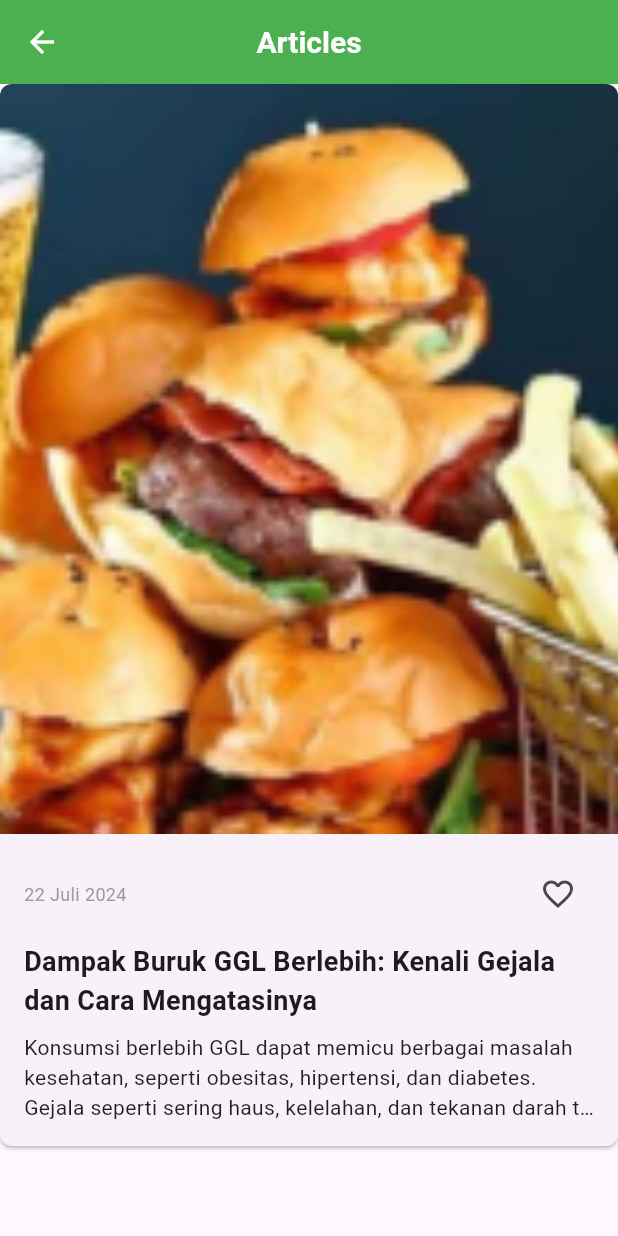
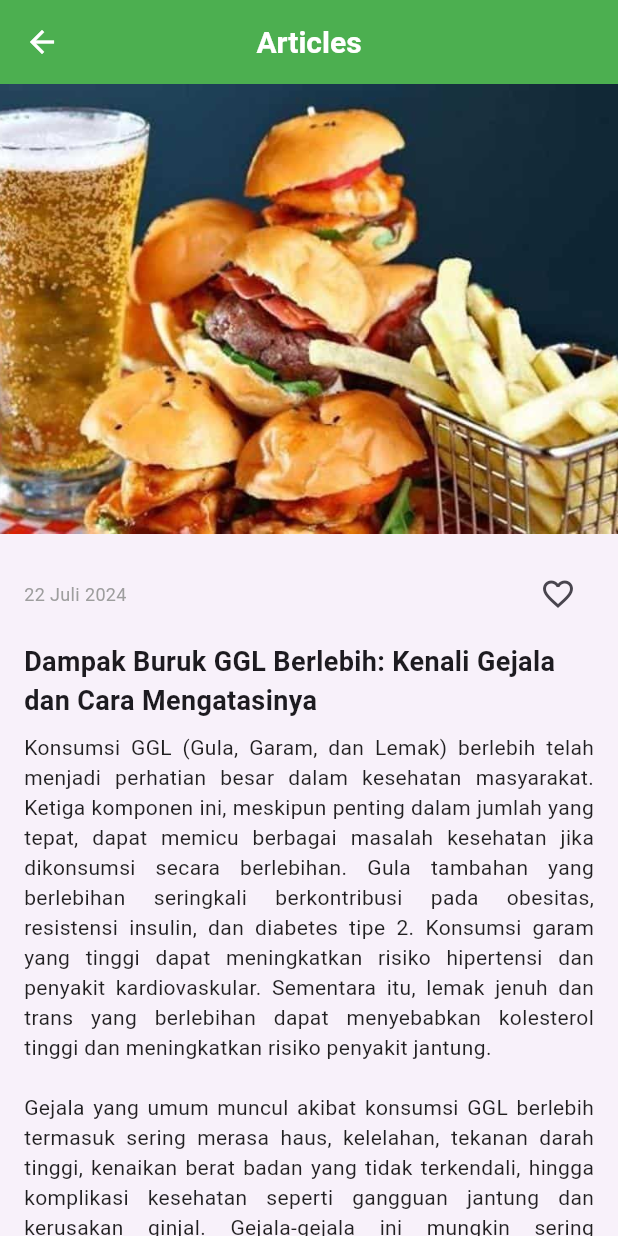
Before and after one commit to nailahazhr/tekber-finalproject, a Flutter app: the ArticlesPage screen opened by its route, on a phone screen of 412 x 824 dp. Run offline on Flutter 3.47's test engine with Material 3 defaults, Android fonts, the phone set to English and light mode, and no system bars; our stand-ins replace easy_date_timeline, syncfusion_flutter_charts, table_calendar.

```diff
--- a/lib/constants/articles_data.dart
+++ b/lib/constants/articles_data.dart
@@ -4,7 +4,11 @@ List<Article> articlesData = [
   Article(
     title: 'Dampak Buruk GGL Berlebih: Kenali Gejala dan Cara Mengatasinya',
     date: '22 Juli 2024',
-    imagePath: 'assets/images/burger.png',
-    description: 'Konsumsi berlebih GGL dapat memicu berbagai masalah kesehatan, seperti obesitas, hipertensi, dan diabetes. Gejala seperti sering haus, kelelahan, dan tekanan darah tinggi bisa menjadi tanda konsumsi GGL berlebih. Untuk mengatasinya, mulai kurangi asupan gula tambahan, gunakan garam rendah sodium, dan pilih makanan rendah lemak. Berolahragalah secara teratur.',
+    imagePath: 'assets/images/burger_artikel.jpg',
+    description: '''Konsumsi GGL (Gula, Garam, dan Lemak) berlebih telah menjadi perhatian besar dalam kesehatan masyarakat. Ketiga komponen ini, meskipun penting dalam jumlah yang tepat, dapat memicu berbagai masalah kesehatan jika dikonsumsi secara berlebihan. Gula tambahan yang berlebihan seringkali berkontribusi pada obesitas, resistensi insulin, dan diabetes tipe 2. Konsumsi garam yang tinggi dapat meningkatkan risiko hipertensi dan penyakit kardiovaskular. Sementara itu, lemak jenuh dan trans yang berlebihan dapat menyebabkan kolesterol tinggi dan meningkatkan risiko penyakit jantung.
+
+Gejala yang umum muncul akibat konsumsi GGL berlebih termasuk sering merasa haus, kelelahan, tekanan darah tinggi, kenaikan berat badan yang tidak terkendali, hingga komplikasi kesehatan seperti gangguan jantung dan kerusakan ginjal. Gejala-gejala ini mungkin sering diabaikan karena berkembang secara perlahan, namun dampaknya dapat menjadi serius dalam jangka panjang.
+
+Untuk mengatasinya, diperlukan langkah-langkah nyata. Kurangi asupan gula tambahan dengan menghindari minuman berpemanis dan makanan olahan yang tinggi gula. Gunakan garam rendah sodium untuk membumbui makanan, dan hindari menambahkan garam secara berlebihan. Pilih lemak sehat seperti yang terdapat dalam ikan, kacang-kacangan, dan minyak zaitun, sambil mengurangi konsumsi makanan yang digoreng dan diproses. Dengan menjaga gaya hidup sehat, risiko dampak buruk GGL berlebih dapat diminimalkan, dan kualitas hidup dapat ditingkatkan.''',
   ),
 ];
--- a/lib/screens/articles.dart
+++ b/lib/screens/articles.dart
@@ -43,10 +43,10 @@ class ArticlesPage extends StatelessWidget {
       crossAxisAlignment: CrossAxisAlignment.start,
       children: [
         ClipRRect(
-          borderRadius: const BorderRadius.vertical(top: Radius.circular(8)),
+          borderRadius: const BorderRadius.vertical(top: Radius.circular(0)),
           child: Image.asset(
             article.imagePath,
-            height: 500,
+            height: 300,
             width: double.infinity,
             fit: BoxFit.cover,
           ),
@@ -78,7 +78,8 @@ class ArticlesPage extends StatelessWidget {
               Text(
                 article.description,
                 style: const TextStyle(fontSize: 14, color: Colors.black87),
-                maxLines: 3,
+                textAlign: TextAlign.justify,
+                maxLines: 100,
                 overflow: TextOverflow.ellipsis,
                 ),
               ],
```
Also changed, not shown: assets/images/burger_artikel.jpg (added).
